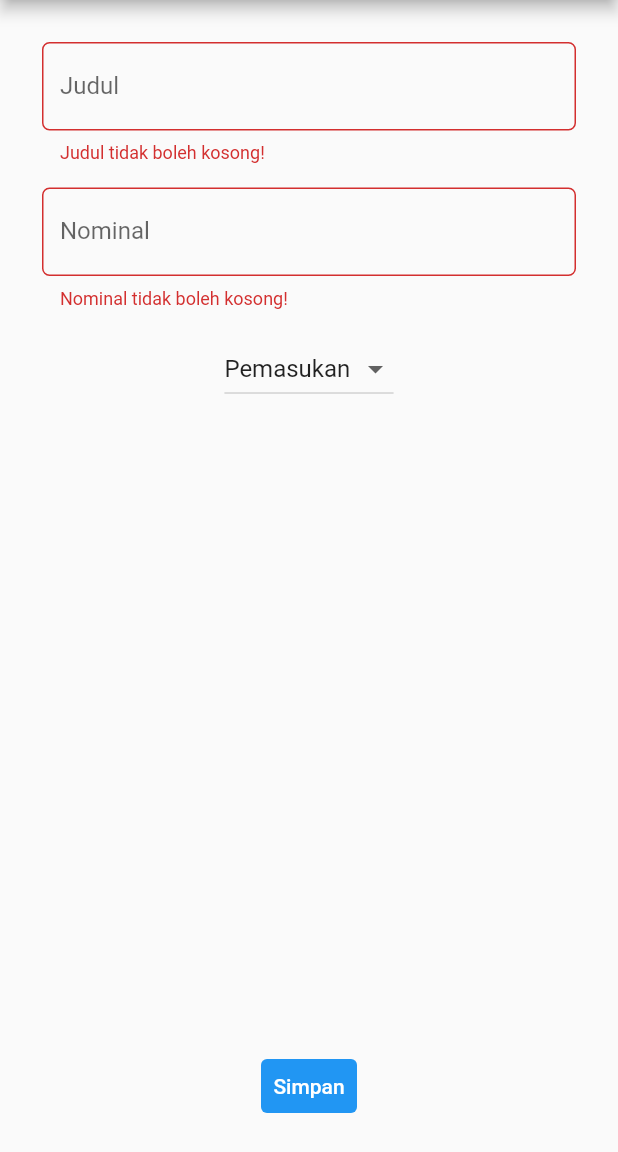
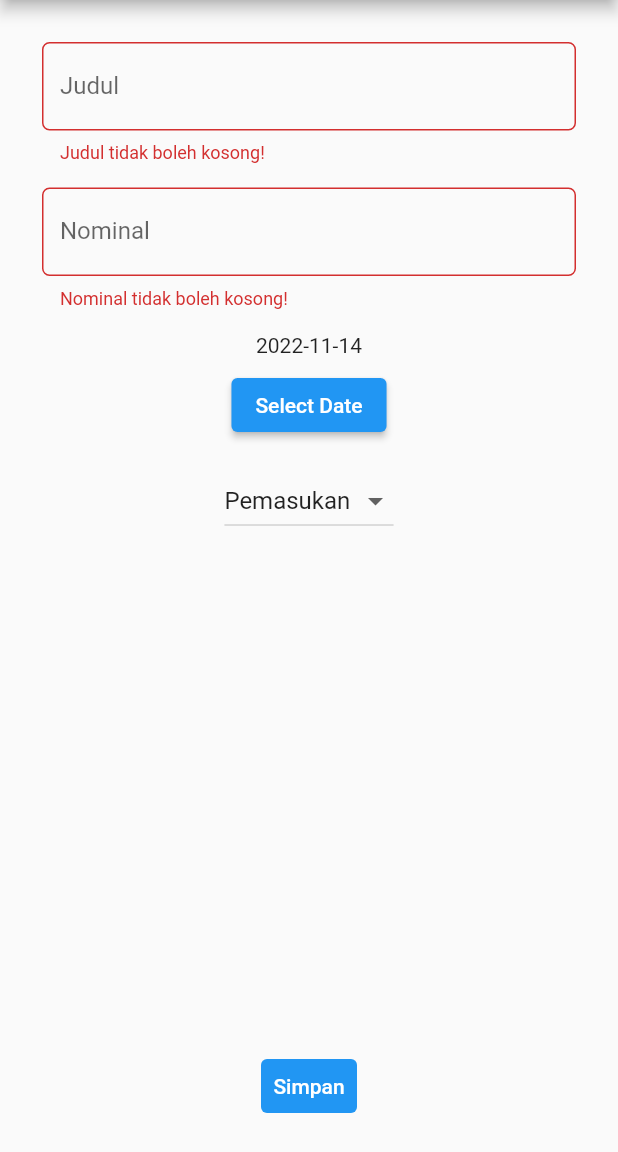
Before and after one commit to FreeJ1nG/pbp-flutter-lab, a Flutter app: the MyFormPage screen opened directly with empty values, after a tap on "Simpan", on a phone screen of 412 x 824 dp, the part 84-1236 px from its top. Run offline on Flutter 3.47's test engine with Material 2 defaults, Android fonts, the phone set to English and light mode, and no system bars.

Commit message:
finished bonus for tugas 8

```diff
--- a/lib/form.dart
+++ b/lib/form.dart
@@ -19,7 +19,21 @@ class _MyFormPageState extends State<MyFormPage> {
   String _title = "";
   num _nominal = 0;
   String _transactionType = "Pemasukan";
+  DateTime selectedDate = DateTime.now();
   List<String> transactionTypeChoices = ["Pemasukan", "Pengeluaran"];
+
+  Future<void> _selectedDate(BuildContext context) async {
+    final DateTime? picked = await showDatePicker(
+        context: context,
+        initialDate: selectedDate,
+        firstDate: DateTime(2021),
+        lastDate: DateTime(2120));
+    if (picked != null && picked != selectedDate) {
+      setState(() {
+        selectedDate = picked;
+      });
+    }
+  }
 
   @override
   Widget build(BuildContext context) {
@@ -99,6 +113,20 @@ class _MyFormPageState extends State<MyFormPage> {
                     ),
                   ),
                   Padding(
+                      padding: const EdgeInsets.all(8.0),
+                      child: Column(
+                        mainAxisSize: MainAxisSize.min,
+                        children: <Widget>[
+                          Text("${selectedDate.toLocal()}".split(" ")[0]),
+                          const SizedBox(
+                            height: 8.0,
+                          ),
+                          ElevatedButton(
+                              onPressed: () => _selectedDate(context),
+                              child: const Text("Select Date"))
+                        ],
+                      )),
+                  Padding(
                     padding: const EdgeInsets.all(8.0),
                     child: DropdownButton<String>(
                       value: _transactionType,
@@ -129,8 +157,11 @@ class _MyFormPageState extends State<MyFormPage> {
             ),
             onPressed: () {
               if (_formKey.currentState!.validate()) {
-                widget.saveTransaction(
-                    Transaction(_title, _nominal, _transactionType));
+                widget.saveTransaction(Transaction(
+                    _title, _nominal, _transactionType, selectedDate));
+                _title = "";
+                _nominal = 0;
+                selectedDate = DateTime.now();
                 Navigator.pushReplacement(
                     context,
                     MaterialPageRoute(
--- a/lib/models/transaction_data.dart
+++ b/lib/models/transaction_data.dart
@@ -2,6 +2,7 @@ class Transaction {
   String? title;
   num? nominal;
   String? transactionType;
+  DateTime? date;
 
-  Transaction(this.title, this.nominal, this.transactionType);
+  Transaction(this.title, this.nominal, this.transactionType, this.date);
 }
```
Also changed, not shown: lib/data.dart (+24 -6 lines).
